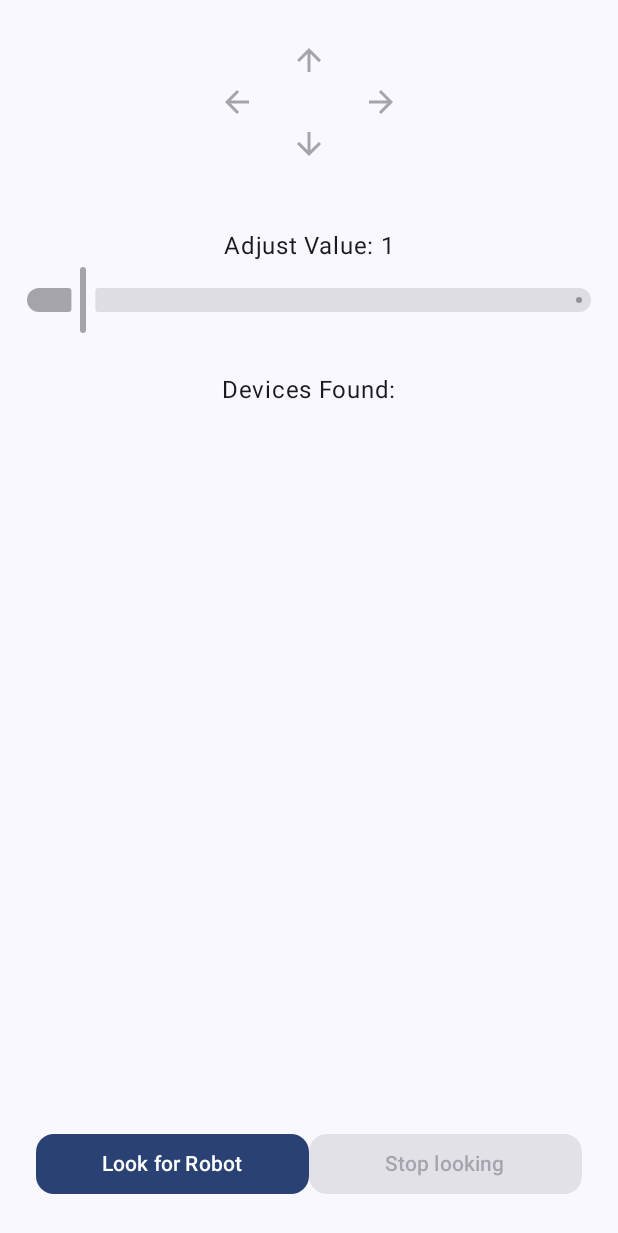
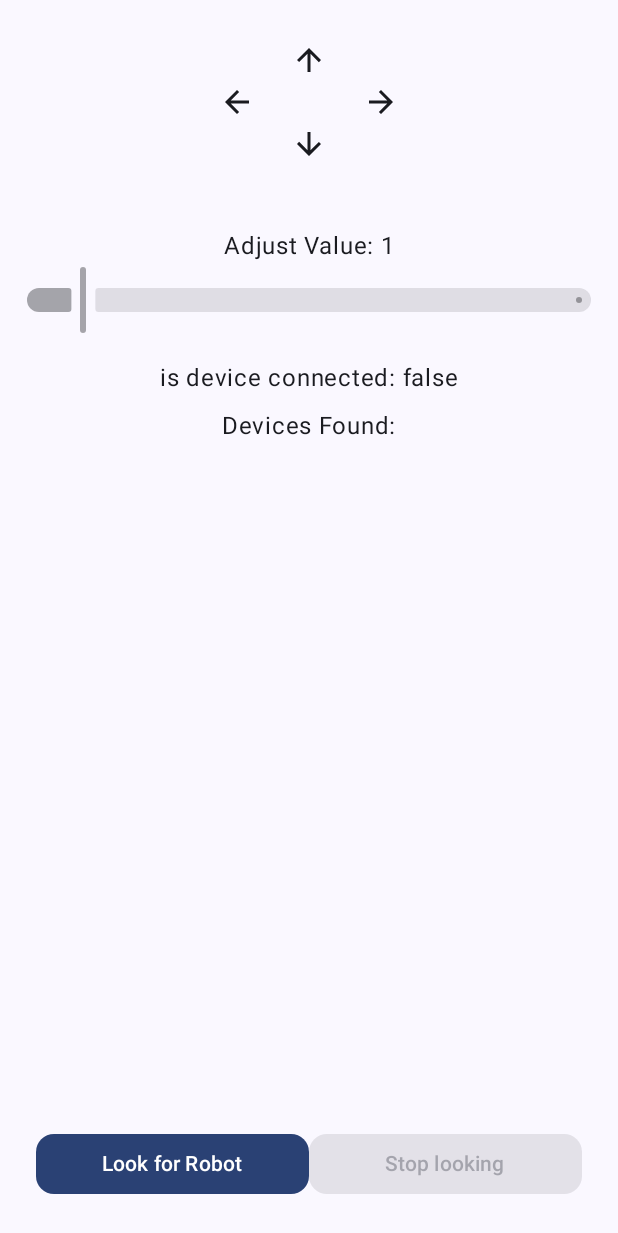
Before and after one commit to marcelonap/BleRobotControl, an Android app built with Jetpack Compose: the screen it shows after launch (MainActivity), on a phone screen of 412 x 824 dp. Shown: the top 1233 px of the screen. Run offline under Robolectric (Android 15) with nearby library versions, the phone set to English and light mode, and no system bars; our stand-ins replace Dagger/Hilt's generated code.

Commit message:
device connection properly recognized by UI

```diff
--- a/RobotController/app/src/main/java/com/example/robotcontroller/MainActivity.kt
+++ b/RobotController/app/src/main/java/com/example/robotcontroller/MainActivity.kt
@@ -129,9 +129,7 @@ class MainActivity : ComponentActivity() {
 
     //Checking for bluetooth state and enabling when  onStart executes
     override fun onStart() {
-        super.onStart()
-
-
+            super.onStart()
     }
 
     override fun onStop() {
--- a/RobotController/app/src/main/java/com/example/robotcontroller/data/ble/MyGattCallback.kt
+++ b/RobotController/app/src/main/java/com/example/robotcontroller/data/ble/MyGattCallback.kt
@@ -30,6 +30,9 @@ class MyGattCallback(private val bleManager: BleReceiveManager) : BluetoothGattC
                 //triggers onServicesDiscovered callback @103
                 gatt.discoverServices()
                 bleManager.gatt = gatt // Updates gatt instance
+                bleManager.coroutineScope.launch {
+                    bleManager.connectedDevice.emit(gatt.device)
+                }
             } else if (newState == BluetoothProfile.STATE_DISCONNECTED) {//Checks for connection state Disconnected
                 bleManager.coroutineScope.launch {
                     //exposing state to rest of the app
--- a/RobotController/app/src/main/java/com/example/robotcontroller/presentation/StartScreen.kt
+++ b/RobotController/app/src/main/java/com/example/robotcontroller/presentation/StartScreen.kt
@@ -68,19 +68,31 @@ fun StartScreen(
     ) {
         // Arrow Buttons with Icons
         Row(verticalAlignment = Alignment.CenterVertically) {
-            IconButton(enabled = viewModel.isDeviceConnected, onClick = { viewModel.writeMove("@ML0\r\n") }) {
+            IconButton( onClick = {
+                if(viewModel.isDeviceConnected)
+                    viewModel.writeMove("@ML0\r\n")
+            }) {
                 Icon(Icons.Default.ArrowBack, contentDescription = "Left")
             }
             Column(horizontalAlignment = Alignment.CenterHorizontally) {
-                IconButton(enabled = viewModel.isDeviceConnected, onClick = { viewModel.writeMove("@MF0\r\n")}) {
+                IconButton( onClick = {
+                    if(viewModel.isDeviceConnected){
+                    viewModel.writeMove("@MF0\r\n")
+                    }
+                }
+                ) {
                     Icon(Icons.Default.ArrowUpward, contentDescription = "Forward")
                 }
                 Spacer(modifier = Modifier.height(8.dp))
-                IconButton(enabled = viewModel.isDeviceConnected, onClick = { viewModel.writeMove("@MB0\r\n") }) {
+                IconButton(onClick = {
+                    if(viewModel.isDeviceConnected)
+                    viewModel.writeMove("@MB0\r\n") }) {
                     Icon(Icons.Default.ArrowDownward, contentDescription = "Backward")
                 }
             }
-            IconButton(enabled = viewModel.isDeviceConnected,onClick = { viewModel.writeMove("@MR0\r\n")}) {
+            IconButton(onClick = {
+                if(viewModel.isDeviceConnected)
+                viewModel.writeMove("@MR0\r\n")}) {
                 Icon(Icons.Default.ArrowForward, contentDescription = "Right")
             }
         }
@@ -100,10 +112,7 @@ fun StartScreen(
 
         Spacer(modifier = Modifier.height(16.dp))
 
-        // Scan Devices Button
-//        Button(onClick = { viewModel.startScan() }) {
-//            Text("Scan Devices")
-//        }
+        Text("is device connected: ${viewModel.isDeviceConnected}")
         if(!viewModel.isDeviceConnected && canAttemptScan) {
             FindDeviceScreen(innerPadding = PaddingValues(8.dp), viewModel = viewModel)
         }else if(viewModel.isDeviceConnected){
--- a/RobotController/app/src/main/java/com/example/robotcontroller/viewmodels/RobotViewModel.kt
+++ b/RobotController/app/src/main/java/com/example/robotcontroller/viewmodels/RobotViewModel.kt
@@ -28,7 +28,7 @@ class RobotViewModel @Inject constructor(
 
     var deviceListState = mutableStateListOf<BluetoothDevice>()
         private set
-    var isDeviceConnected by mutableStateOf<Boolean>(false)
+    var isDeviceConnected by mutableStateOf(false)
     var _deviceListState = mutableStateListOf<ScannedDevice>()
         private set
     var  terminalMessages = mutableStateListOf<String>()
```
